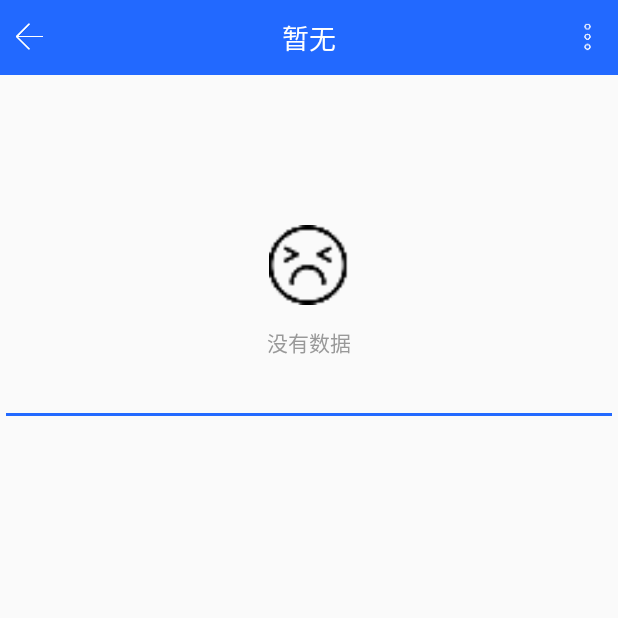
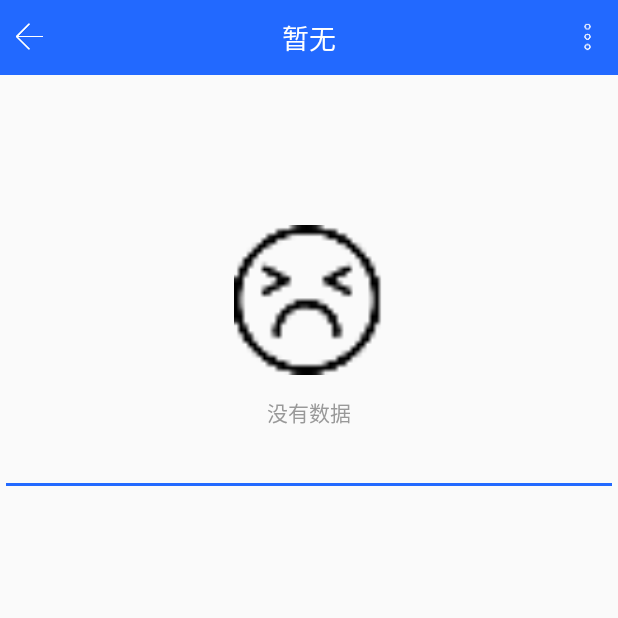
Before and after one commit to icookingcode/AppFrame, an Android app: the ActivityTest screen opened directly, with no data from a screen before it, on a phone screen of 412 x 824 dp, the top half of it. Run offline under Robolectric (Android 15) with nearby library versions, the phone set to English and light mode, and no system bars; our stand-ins replace ButterKnife.

Commit message:
ViewNoData 添加图标尺寸大小属性

```diff
--- a/app/src/main/java/com/hnhy/epapp/mvp/ui/widget/ViewNoData.java
+++ b/app/src/main/java/com/hnhy/epapp/mvp/ui/widget/ViewNoData.java
@@ -32,6 +32,7 @@ public class ViewNoData extends FrameLayout {
     private int mHintIconId;
     private boolean isMulLineHint;
     private int mTopMargin;
+    private int mIconSize;
 
     public ViewNoData(@NonNull Context context) {
         this(context, null);
@@ -52,6 +53,7 @@ public class ViewNoData extends FrameLayout {
         mHint2 = a.getText(R.styleable.ViewNoData_hint2);
         isMulLineHint = a.getBoolean(R.styleable.ViewNoData_mulLineHint, true);
         mTopMargin = a.getDimensionPixelSize(R.styleable.ViewNoData_topIconMargin, dp2px(160));
+        mIconSize = a.getDimensionPixelSize(R.styleable.ViewNoData_iconSize, dp2px(100));
         a.recycle();
         initView();
     }
@@ -59,7 +61,8 @@ public class ViewNoData extends FrameLayout {
     private void initView() {
         LinearLayout.LayoutParams lp = (LinearLayout.LayoutParams) mViewPicture.getLayoutParams();
         lp.setMargins(0, mTopMargin, 0, 0);
-
+        lp.width = mIconSize;
+        lp.height = mIconSize;
         mViewPicture.setBackgroundResource(mHintIconId);
         mTvHint1.setText(mHint1 == null ? "暂无" : mHint1);
         mTvHint2.setText(mHint2 == null ? "暂无" : mHint2);
--- a/app/src/main/res/values/attrs.xml
+++ b/app/src/main/res/values/attrs.xml
@@ -8,6 +8,7 @@
         <attr name="hint2" format="reference|string" />
         <attr name="mulLineHint" format="boolean" />
         <attr name="topIconMargin" format="dimension" />
+        <attr name="iconSize" format="dimension" />
     </declare-styleable>
 
     <declare-styleable name="ToolBar">
```
